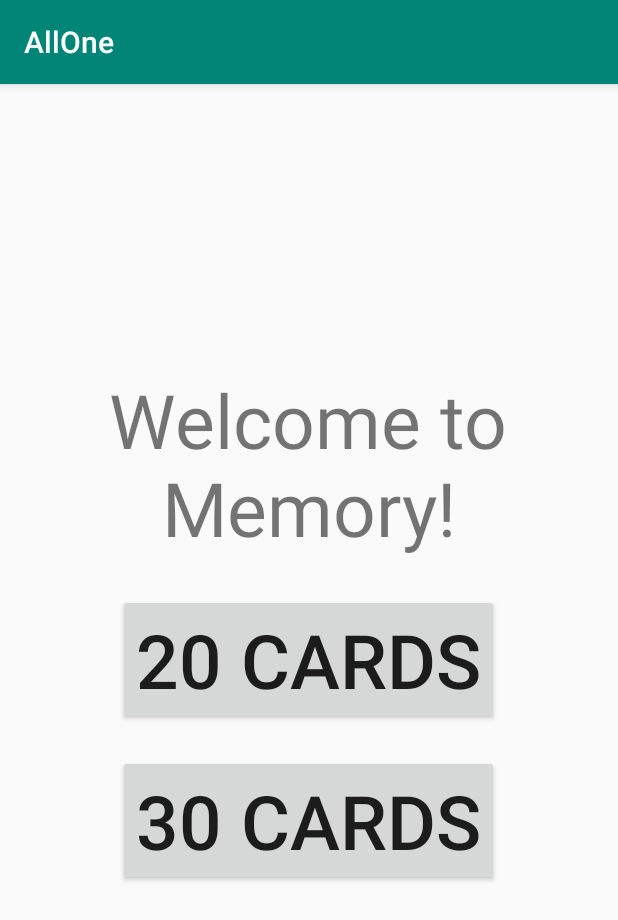
After one commit to youngethan4/All-In-One, an Android app: the MemoryActivity screen opened directly, with no data from a screen before it, on a phone screen of 412 x 824 dp. The commit adds this screen. Shown: the top 920 px of the screen. Run offline under Robolectric (Android 15) with nearby library versions, the phone set to English and light mode, and no system bars.

Commit message:
Added in start of memory game

```diff
--- a/app/src/main/AndroidManifest.xml
+++ b/app/src/main/AndroidManifest.xml
@@ -9,6 +9,11 @@
         android:roundIcon="@mipmap/ic_launcher_round"
         android:supportsRtl="true"
         android:theme="@style/AppTheme">
+        <activity android:name="com.example.ethanman04.memory.MemoryGridActivity"
+            android:screenOrientation= "portrait"
+            ></activity>
+        <activity android:name="com.example.ethanman04.memory.MemoryActivity" />
+        <activity android:name=".AppActivity" />
         <activity android:name=".MainActivity">
             <intent-filter>
                 <action android:name="android.intent.action.MAIN" />
--- /dev/null
+++ b/app/src/main/java/com/example/ethanman04/memory/MemoryActivity.java
@@ -0,0 +1,40 @@
+package com.example.ethanman04.memory;
+
+import android.content.Intent;
+import android.support.v7.app.AppCompatActivity;
+import android.os.Bundle;
+import android.view.View;
+import android.widget.Button;
+
+import com.example.ethanman04.allone.R;
+
+public class MemoryActivity extends AppCompatActivity {
+
+    @Override
+    protected void onCreate(Bundle savedInstanceState) {
+        super.onCreate(savedInstanceState);
+        setContentView(R.layout.activity_memory);
+
+        Button b = findViewById(R.id.memory_button1);
+        Button b2 = findViewById(R.id.memory_button2);
+
+        b.setOnClickListener(new View.OnClickListener() {
+            @Override
+            public void onClick(View v) {
+                Intent intent = new Intent(MemoryActivity.this, MemoryGridActivity.class);
+                intent.putExtra("size", 20);
+                startActivity(intent);
+
+            }
+        });
+
+        b2.setOnClickListener(new View.OnClickListener() {
+            @Override
+            public void onClick(View v) {
+                Intent intent = new Intent(MemoryActivity.this, MemoryGridActivity.class);
+                intent.putExtra("size", 30);
+                startActivity(intent);
+            }
+        });
+    }
+}
--- /dev/null
+++ b/app/src/main/res/layout/activity_memory.xml
@@ -0,0 +1,38 @@
+<?xml version="1.0" encoding="utf-8"?>
+<RelativeLayout xmlns:android="http://schemas.android.com/apk/res/android"
+    xmlns:app="http://schemas.android.com/apk/res-auto"
+    xmlns:tools="http://schemas.android.com/tools"
+    android:layout_width="match_parent"
+    android:layout_height="match_parent"
+    tools:context=".MainActivity">
+
+    <TextView
+        android:id="@+id/memory_welcome"
+        android:layout_centerHorizontal="true"
+        android:layout_alignTop="@+id/memory_button1"
+        android:layout_marginTop="-150dp"
+        android:textSize="50sp"
+        android:layout_width="wrap_content"
+        android:layout_height="wrap_content"
+        android:text="Welcome to\nMemory!"
+        android:textAlignment="center"/>
+
+    <Button
+        android:id="@+id/memory_button1"
+        android:layout_centerVertical="true"
+        android:layout_centerHorizontal="true"
+        android:textSize="50sp"
+        android:layout_width="wrap_content"
+        android:layout_height="wrap_content"
+        android:text="20 Cards" />
+
+    <Button
+        android:id="@+id/memory_button2"
+        android:layout_width="wrap_content"
+        android:layout_height="wrap_content"
+        android:layout_below="@+id/memory_button1"
+        android:layout_marginTop="20dp"
+        android:layout_centerHorizontal="true"
+        android:textSize="50sp"
+        android:text="30 Cards" />
+</RelativeLayout>
--- a/build.gradle
+++ b/build.gradle
@@ -7,7 +7,7 @@ buildscript {
         jcenter()
     }
     dependencies {
-        classpath 'com.android.tools.build:gradle:3.2.1'
+        classpath 'com.android.tools.build:gradle:3.4.1'
 
 
         // NOTE: Do not place your application dependencies here; they belong
```
Also changed, not shown: app/src/main/java/com/example/ethanman04/allone/AppActivity.java (added, +32 -0 lines), app/src/main/java/com/example/ethanman04/allone/MainActivity.java (+7 -0 lines), app/src/main/java/com/example/ethanman04/memory/MemoryGridActivity.java (added, +151 -0 lines), app/src/main/java/com/example/ethanman04/memory/SetCards.java (added, +26 -0 lines), app/src/main/res/layout/activity_app.xml (added, +16 -0 lines), app/src/main/res/layout/activity_memory_grid.xml (added, +21 -0 lines), app/src/main/res/layout/layout_card.xml (added, +37 -0 lines), app/src/main/res/drawable/card.jpg (added), gradle/wrapper/gradle-wrapper.properties, 2 other files.
